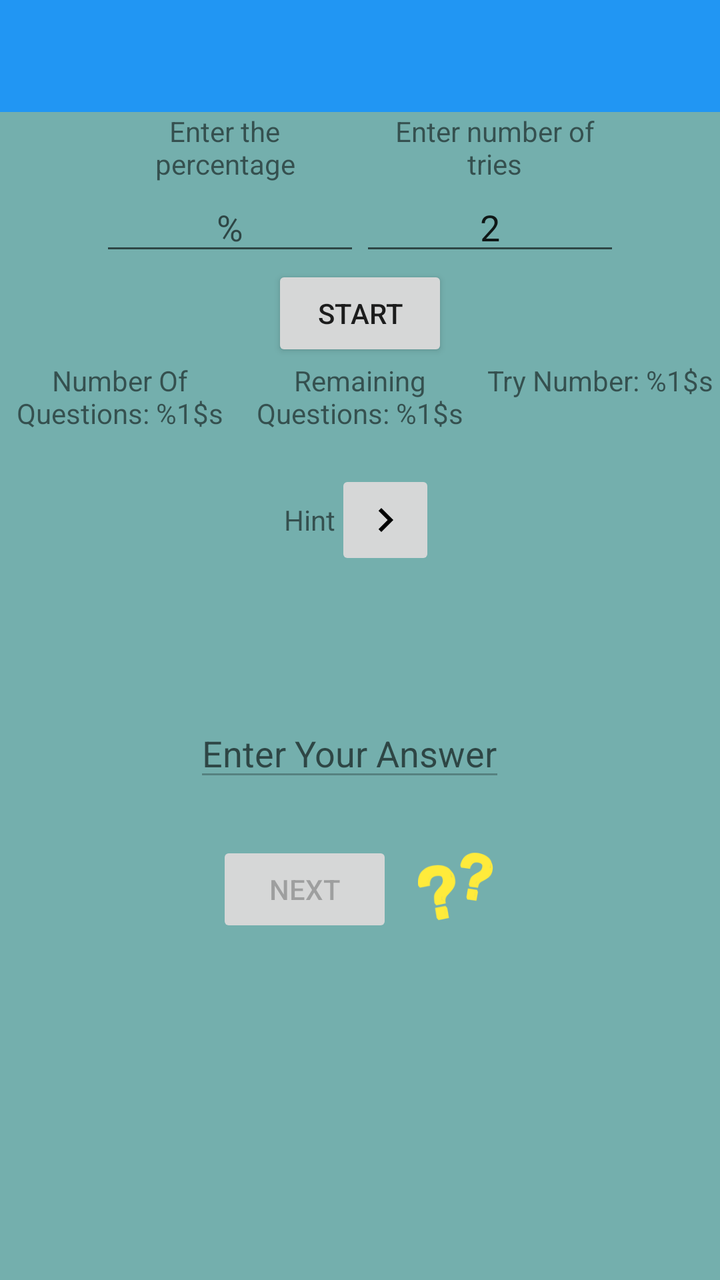
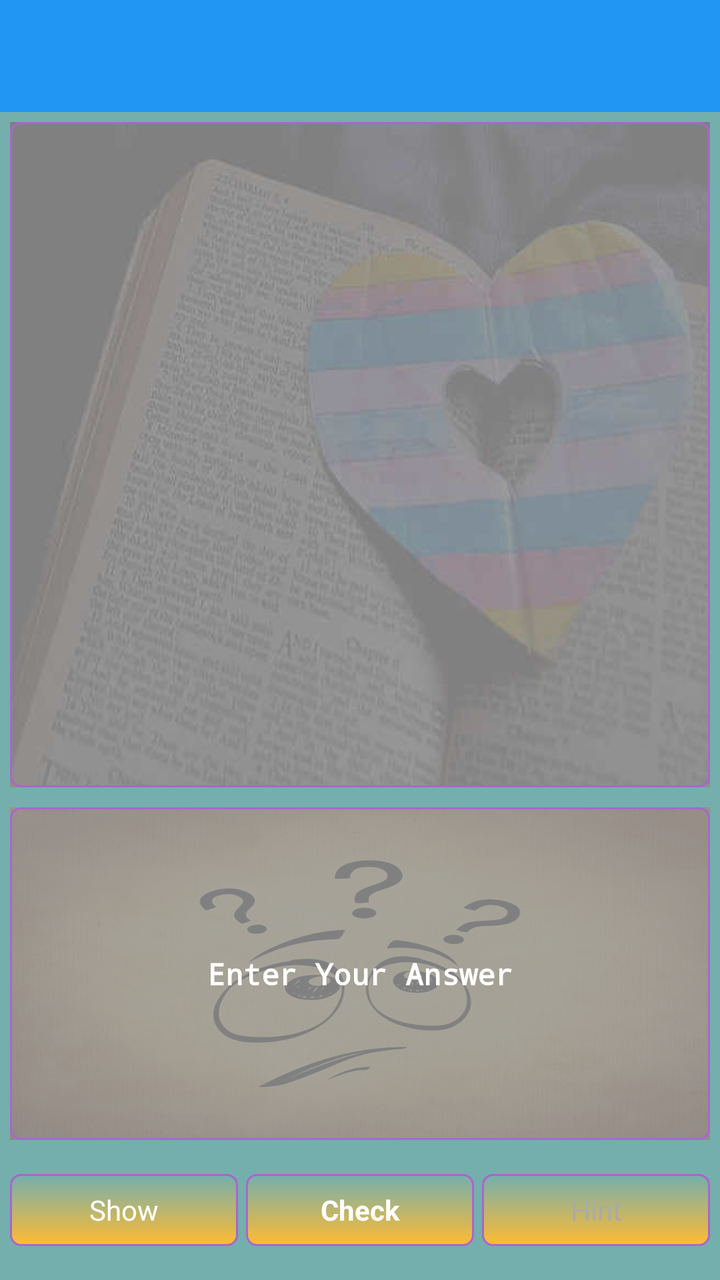

Before-and-after screenshots of an Android layout around one commit, followed by the original layout XML and the change that was made.
<!-- AndroidManifest.xml: application theme AppTheme -->
<!-- res/layout/activity_test.xml -->
<?xml version="1.0" encoding="utf-8"?>
<LinearLayout xmlns:android="http://schemas.android.com/apk/res/android"
    android:layout_width="match_parent"
    android:layout_height="match_parent"
    android:orientation="vertical"
    android:background="#74AFAD">

    <android.support.v7.widget.Toolbar xmlns:app="http://schemas.android.com/apk/res-auto"
        android:id="@+id/toolbar"
        android:layout_width="fill_parent"
        android:layout_height="?attr/actionBarSize"
        android:background="?attr/colorPrimary"
        android:minHeight="?attr/actionBarSize" />

    <ScrollView
        android:layout_width="match_parent"
        android:layout_height="match_parent">


        <LinearLayout
            android:layout_width="match_parent"
            android:layout_height="wrap_content"
            android:orientation="vertical"
            >

                <TableLayout
                    android:layout_width="match_parent"
                    android:layout_height="wrap_content"
                    android:layout_gravity="center"
                    android:layout_marginLeft="50dp"
                    android:layout_marginRight="50dp">

                    <TableRow
                        android:layout_width="match_parent"
                        android:layout_height="match_parent">

                        <TextView
                            android:layout_width="0dp"
                            android:layout_height="wrap_content"
                            android:layout_marginRight="10dp"
                            android:layout_weight="1"
                            android:gravity="center"
                            android:text="@string/enter_percentage" />

                        <TextView
                            android:layout_width="0dp"
                            android:layout_height="wrap_content"
                            android:layout_weight="1"
                            android:gravity="center"
                            android:text="@string/enter_tries_number" />
                    </TableRow>

                    <TableRow
                        android:layout_width="match_parent"
                        android:layout_height="match_parent">

                        <EditText
                            android:id="@+id/enter_percent"
                            android:layout_width="0dp"
                            android:layout_height="wrap_content"
                            android:layout_weight="1"
                            android:gravity="center"
                            android:hint="@string/from_entries"
                            android:numeric="decimal"
                            android:imeOptions="flagNoExtractUi"/>

                        <EditText
                            android:id="@+id/enter_tries"
                            android:layout_width="0dp"
                            android:layout_height="wrap_content"
                            android:layout_weight="1"
                            android:gravity="center"
                            android:numeric="integer"
                            android:text="@string/default_number_of_tries"
                            android:imeOptions="flagNoExtractUi"/>
                    </TableRow>

                </TableLayout>




            <LinearLayout
                android:layout_width="wrap_content"
                android:layout_height="wrap_content"
                android:layout_gravity="center"
                android:orientation="horizontal">

            </LinearLayout>

            <Button
                android:id="@+id/start"
                android:layout_width="wrap_content"
                android:layout_height="wrap_content"
                android:layout_gravity="center"
                android:text="@string/start" />

            <TableLayout
                android:layout_width="match_parent"
                android:layout_height="wrap_content"
                android:layout_gravity="center">

                <TableRow
                    android:layout_width="match_parent"
                    android:layout_height="match_parent">

                    <TextView
                        android:layout_width="0dp"
                        android:layout_height="wrap_content"
                        android:layout_weight="1"
                        android:gravity="center"
                        android:text="@string/number_of_questions" />

                    <TextView
                        android:layout_width="0dp"
                        android:layout_height="wrap_content"
                        android:layout_weight="1"
                        android:gravity="center"
                        android:text="@string/remaining_questions" />

                    <TextView
                        android:layout_width="0dp"
                        android:layout_height="wrap_content"
                        android:layout_weight="1"
                        android:gravity="center"
                        android:text="@string/try_number" />
                </TableRow>

                <TableRow
                    android:layout_width="match_parent"
                    android:layout_height="match_parent">

                    <TextView
                        android:id="@+id/number_of_questions"
                        android:layout_width="0dp"
                        android:layout_height="wrap_content"
                        android:layout_gravity="center"
                        android:layout_weight="1"
                        android:gravity="center"
                        android:textColor="#FF0000" />

                    <TextView
                        android:id="@+id/remaining_question_counter"
                        android:layout_width="0dp"
                        android:layout_height="wrap_content"
                        android:layout_gravity="center"
                        android:layout_weight="1"
                        android:gravity="center"
                        android:textColor="#FF0000" />

                    <TextView
                        android:id="@+id/trys"
                        android:layout_width="0dp"
                        android:layout_height="wrap_content"
                        android:layout_gravity="center"
                        android:layout_weight="1"
                        android:gravity="center"
                        android:textColor="#FF0000" />

                </TableRow>

            </TableLayout>

            <TableLayout
                android:layout_width="match_parent"
                android:layout_height="wrap_content"
                android:layout_gravity="center">

                <TableRow
                    android:id="@+id/hint_table_row"
                    android:layout_width="match_parent"
                    android:layout_height="match_parent"
                    android:layout_gravity="center"
                    android:gravity="center">

                    <TextView
                        android:layout_width="match_parent"
                        android:layout_height="wrap_content"
                        android:layout_gravity="center"
                        android:gravity="center"
                        android:text="@string/hint" />
                    <ImageButton
                        android:id="@+id/next_hint"
                        android:layout_width="50dp"
                        android:layout_height="50dp"
                        android:src="@drawable/ic_navigate_next_black_24dp"
                        android:enabled="false"/>
                </TableRow>

                <TableRow
                    android:layout_width="match_parent"
                    android:layout_height="match_parent"
                    android:layout_gravity="center"
                    android:gravity="center">

                    <TextView
                        android:id="@+id/hint_if_there_is_more_than_one_answer"
                        android:layout_width="match_parent"
                        android:layout_height="wrap_content"
                        android:layout_gravity="center"
                        android:gravity="center" />


                </TableRow>

            </TableLayout>
            

            <LinearLayout
                android:layout_width="match_parent"
                android:layout_height="wrap_content"
                android:layout_gravity="center"
                android:orientation="vertical">

                

                <TextView
                    android:id="@+id/display_question"
                    android:layout_width="match_parent"
                    android:layout_height="wrap_content"
                    android:layout_marginTop="10dp"
                    android:gravity="center"
                    android:minLines="1"
                    android:scrollbarAlwaysDrawVerticalTrack="true"
                    android:textSize="30sp" />


            </LinearLayout>

            

            <LinearLayout
                android:layout_width="wrap_content"
                android:layout_height="wrap_content"
                android:layout_gravity="center"
                android:orientation="horizontal"
                android:layout_marginBottom="25dp">

                <EditText
                    android:id="@+id/enter_answer"
                    android:layout_width="wrap_content"
                    android:layout_height="wrap_content"
                    android:layout_gravity="center"
                    android:layout_marginRight="10dp"
                    android:hint="@string/enter_your_answer"
                    android:minLines="1"
                    android:enabled="false"
                    android:scrollbarAlwaysDrawVerticalTrack="true"
                    android:imeOptions="flagNoExtractUi"
                    android:inputType="textNoSuggestions|textMultiLine"/>

                

            </LinearLayout>

            <LinearLayout
                android:layout_width="wrap_content"
                android:layout_height="wrap_content"
                android:layout_gravity="center"
                android:orientation="horizontal">

                <Button
                    android:id="@+id/next"
                    android:layout_width="wrap_content"
                    android:layout_height="wrap_content"
                    android:layout_gravity="center"
                    android:layout_marginEnd="10dp"
                    android:layout_marginRight="10dp"
                    android:enabled="false"
                    android:text="@string/next" />
                <ImageView
                    android:id="@+id/image_result"
                    android:layout_width="45dp"
                    android:layout_height="45dp"
                    android:layout_gravity="center"
                    android:src="@drawable/ic_question_marks" />
            </LinearLayout>

        </LinearLayout>
    </ScrollView>

</LinearLayout>
<!-- resources referenced by this layout -->
<resources>
  <!-- drawable ic_navigate_next_black_24dp: png bitmap (drawable-hdpi, 128 bytes) -->
  <!-- drawable ic_question_marks: png bitmap (drawable-hdpi, 3010 bytes) -->
  <string name="default_number_of_tries">2</string>
  <string name="enter_percentage">Enter the percentage</string>
  <string name="enter_tries_number">Enter number of tries</string>
  <string name="enter_your_answer">Enter Your Answer</string>
  <string name="from_entries">%</string>
  <string name="hint">Hint</string>
  <string name="next">Next</string>
  <string name="number_of_questions">Number Of Questions: %1$s</string>
  <string name="remaining_questions">Remaining Questions: %1$s</string>
  <string name="start">Start</string>
  <string name="try_number">Try Number: %1$s</string>
  <style name="AppTheme" parent="MyTheme.Base">
      </style>
  <style name="MyTheme.Base" parent="Theme.AppCompat.Light.DarkActionBar">
          <item name="windowNoTitle">true</item>
          <item name="windowActionBar">false</item>
          <item name="colorPrimary">#2196F3</item>
          <item name="colorPrimaryDark">#1976D2</item>
          <item name="colorAccent">#FF4081</item>
      </style>
</resources>

<!-- the commit's change to res/layout/activity_test.xml (unified diff, before → after) -->
@@ -2,281 +2,180 @@
 <LinearLayout xmlns:android="http://schemas.android.com/apk/res/android"
     android:layout_width="match_parent"
     android:layout_height="match_parent"
-    android:orientation="vertical"
-    android:background="#74AFAD">
+    android:background="#74AFAD"
+    android:orientation="vertical">
 
     <android.support.v7.widget.Toolbar xmlns:app="http://schemas.android.com/apk/res-auto"
         android:id="@+id/toolbar"
         android:layout_width="fill_parent"
         android:layout_height="?attr/actionBarSize"
         android:background="?attr/colorPrimary"
-        android:minHeight="?attr/actionBarSize" />
-
-    <ScrollView
-        android:layout_width="match_parent"
-        android:layout_height="match_parent">
-
+        android:minHeight="?attr/actionBarSize">
 
         <LinearLayout
             android:layout_width="match_parent"
             android:layout_height="wrap_content"
-            android:orientation="vertical"
-            >
+            android:weightSum="4">
 
-                <TableLayout
-                    android:layout_width="match_parent"
+            <LinearLayout
+                android:layout_width="0dp"
+                android:layout_height="wrap_content"
+                android:layout_weight="3">
+
+
+                <TextView
+                    android:id="@+id/number_of_questions"
+                    android:layout_width="0dp"
                     android:layout_height="wrap_content"
                     android:layout_gravity="center"
-                    android:layout_marginLeft="50dp"
-                    android:layout_marginRight="50dp">
+                    android:layout_weight="1"
+                    android:gravity="center"
+                    android:textColor="#FF0000" />
 
-                    <TableRow
-                        android:layout_width="match_parent"
-                        android:layout_height="match_parent">
+                <TextView
+                    android:id="@+id/remaining_question_counter"
+                    android:layout_width="0dp"
+                    android:layout_height="wrap_content"
+                    android:layout_gravity="center"
+                    android:layout_weight="1"
+                    android:gravity="center"
+                    android:textColor="#FF0000" />
 
-                        <TextView
-                            android:layout_width="0dp"
-                            android:layout_height="wrap_content"
-                            android:layout_marginRight="10dp"
-                            android:layout_weight="1"
-                            android:gravity="center"
-                            android:text="@string/enter_percentage" />
+                <TextView
+                    android:id="@+id/trys"
+                    android:layout_width="0dp"
+                    android:layout_height="wrap_content"
+                    android:layout_gravity="center"
+                    android:layout_weight="1"
+                    android:gravity="center"
+                    android:textColor="#FF0000" />
 
-                        <TextView
-                            android:layout_width="0dp"
-                            android:layout_height="wrap_content"
-                            android:layout_weight="1"
-                            android:gravity="center"
-                            android:text="@string/enter_tries_number" />
-                    </TableRow>
+            </LinearLayout>
+            <LinearLayout
+                android:layout_width="0dp"
+                android:layout_height="wrap_content"
+                android:layout_weight="1"></LinearLayout>
+        </LinearLayout>
 
-                    <TableRow
-                        android:layout_width="match_parent"
-                        android:layout_height="match_parent">
+    </android.support.v7.widget.Toolbar>
 
-                        <EditText
-                            android:id="@+id/enter_percent"
-                            android:layout_width="0dp"
-                            android:layout_height="wrap_content"
-                            android:layout_weight="1"
-                            android:gravity="center"
-                            android:hint="@string/from_entries"
-                            android:numeric="decimal"
-                            android:imeOptions="flagNoExtractUi"/>
+    
 
-                        <EditText
-                            android:id="@+id/enter_tries"
-                            android:layout_width="0dp"
-                            android:layout_height="wrap_content"
-                            android:layout_weight="1"
-                            android:gravity="center"
-                            android:numeric="integer"
-                            android:text="@string/default_number_of_tries"
-                            android:imeOptions="flagNoExtractUi"/>
-                    </TableRow>
+    <LinearLayout
+        android:id="@+id/container"
+        android:layout_width="match_parent"
+        android:layout_height="match_parent"
+        android:orientation="vertical"
+        android:weightSum="3">
 
-                </TableLayout>
+        <LinearLayout
+            android:id="@+id/question_linearlayout"
+            android:layout_width="match_parent"
+            android:layout_height="0dp"
+            android:layout_margin="5dp"
+            android:layout_weight="2"
+            android:background="@drawable/book_heart1">
+
+            <TextView
+                android:id="@+id/display_question"
+                android:layout_width="match_parent"
+                android:layout_height="match_parent"
+                android:background="@drawable/text_bordered_transperant"
+                android:gravity="center"
+                android:minLines="1"
+                android:padding="5dp"
+                android:scrollbarAlwaysDrawVerticalTrack="true"
+                android:scrollbars="vertical"
+                android:textColor="#FFFFFF"
+                android:textColorHint="#FFFFFF"
+                android:textSize="15sp"
+                android:textStyle="bold"
+                android:typeface="monospace" />
+        </LinearLayout>
+
+        <LinearLayout
+            android:id="@+id/result"
+            android:layout_width="match_parent"
+            android:layout_height="0dp"
+            android:layout_margin="5dp"
+            android:layout_weight="1"
+            android:background="@drawable/smiley_question_marks1">
+
+            <EditText
+                android:id="@+id/enter_answer"
+                android:layout_width="match_parent"
+                android:layout_height="match_parent"
+                android:layout_gravity="center"
+                android:background="@drawable/text_bordered_transperant"
+                android:enabled="true"
+                android:gravity="center"
+                android:hint="@string/enter_your_answer"
+                android:imeOptions="flagNoExtractUi"
+                android:inputType="textNoSuggestions|textMultiLine"
+                android:minLines="1"
+                android:padding="5dp"
+                android:scrollbarAlwaysDrawVerticalTrack="true"
+                android:textColor="#FFFFFF"
+                android:textColorHint="#FFFFFF"
+                android:textSize="15sp"
+                android:textStyle="bold"
+                android:typeface="monospace" />
+        </LinearLayout>
+
+        <LinearLayout
+            android:layout_width="match_parent"
+            android:layout_height="40dp"
+            android:layout_marginTop="10dp"
+            android:layout_marginBottom="15dp"
+            android:layout_marginRight="5dp"
+            android:layout_marginLeft="5dp">
+
+            <TextView
+                android:id="@+id/show_actionbar"
+                android:layout_width="0dp"
+                android:layout_height="match_parent"
+                android:layout_weight="1"
+                android:gravity="center"
+                android:text="@string/show"
+                android:textColor="@android:color/white"
+                android:background="@drawable/text_bordered_colored"
+                android:padding="2dp"
+                android:layout_marginTop="2dp"
+                android:layout_marginRight="2dp"
+                android:layout_marginBottom="2dp"/>
+
+            <TextView
+                android:id="@+id/check"
+                android:layout_width="0dp"
+                android:layout_height="match_parent"
+                android:layout_weight="1"
+                android:textColor="@android:color/white"
+                android:enabled="true"
+                android:text="@string/check"
+                android:textStyle="bold"
+                android:gravity="center"
+                android:background="@drawable/text_bordered_colored"
+                android:padding="2dp"
+                android:layout_margin="2dp"/>
 
 
+            <TextView
+                android:id="@+id/next_hint"
+                android:layout_width="0dp"
+                android:layout_height="match_parent"
+                android:layout_weight="1"
+                android:textColor="@drawable/textview_enabled_disabled_selector"
+                android:enabled="false"
+                android:text="@string/hint"
+                android:gravity="center"
+                android:background="@drawable/text_bordered_colored"
+                android:padding="2dp"
+                android:layout_marginTop="2dp"
+                android:layout_marginLeft="2dp"
+                android:layout_marginBottom="2dp"
+                />
+        </LinearLayout>
 
-
-            <LinearLayout
-                android:layout_width="wrap_content"
-                android:layout_height="wrap_content"
-                android:layout_gravity="center"
-                android:orientation="horizontal">
-
-            </LinearLayout>
-
-            <Button
-                android:id="@+id/start"
-                android:layout_width="wrap_content"
-                android:layout_height="wrap_content"
-                android:layout_gravity="center"
-                android:text="@string/start" />
-
-            <TableLayout
-                android:layout_width="match_parent"
-                android:layout_height="wrap_content"
-                android:layout_gravity="center">
-
-                <TableRow
-                    android:layout_width="match_parent"
-                    android:layout_height="match_parent">
-
-                    <TextView
-                        android:layout_width="0dp"
-                        android:layout_height="wrap_content"
-                        android:layout_weight="1"
-                        android:gravity="center"
-                        android:text="@string/number_of_questions" />
-
-                    <TextView
-                        android:layout_width="0dp"
-                        android:layout_height="wrap_content"
-                        android:layout_weight="1"
-                        android:gravity="center"
-                        android:text="@string/remaining_questions" />
-
-                    <TextView
-                        android:layout_width="0dp"
-                        android:layout_height="wrap_content"
-                        android:layout_weight="1"
-                        android:gravity="center"
-                        android:text="@string/try_number" />
-                </TableRow>
-
-                <TableRow
-                    android:layout_width="match_parent"
-                    android:layout_height="match_parent">
-
-                    <TextView
-                        android:id="@+id/number_of_questions"
-                        android:layout_width="0dp"
-                        android:layout_height="wrap_content"
-                        android:layout_gravity="center"
-                        android:layout_weight="1"
-                        android:gravity="center"
-                        android:textColor="#FF0000" />
-
-                    <TextView
-                        android:id="@+id/remaining_question_counter"
-                        android:layout_width="0dp"
-                        android:layout_height="wrap_content"
-                        android:layout_gravity="center"
-                        android:layout_weight="1"
-                        android:gravity="center"
-                        android:textColor="#FF0000" />
-
-                    <TextView
-                        android:id="@+id/trys"
-                        android:layout_width="0dp"
-                        android:layout_height="wrap_content"
-                        android:layout_gravity="center"
-                        android:layout_weight="1"
-                        android:gravity="center"
-                        android:textColor="#FF0000" />
-
-                </TableRow>
-
-            </TableLayout>
-
-            <TableLayout
-                android:layout_width="match_parent"
-                android:layout_height="wrap_content"
-                android:layout_gravity="center">
-
-                <TableRow
-                    android:id="@+id/hint_table_row"
-                    android:layout_width="match_parent"
-                    android:layout_height="match_parent"
-                    android:layout_gravity="center"
-                    android:gravity="center">
-
-                    <TextView
-                        android:layout_width="match_parent"
-                        android:layout_height="wrap_content"
-                        android:layout_gravity="center"
-                        android:gravity="center"
-                        android:text="@string/hint" />
-                    <ImageButton
-                        android:id="@+id/next_hint"
-                        android:layout_width="50dp"
-                        android:layout_height="50dp"
-                        android:src="@drawable/ic_navigate_next_black_24dp"
-                        android:enabled="false"/>
-                </TableRow>
-
-                <TableRow
-                    android:layout_width="match_parent"
-                    android:layout_height="match_parent"
-                    android:layout_gravity="center"
-                    android:gravity="center">
-
-                    <TextView
-                        android:id="@+id/hint_if_there_is_more_than_one_answer"
-                        android:layout_width="match_parent"
-                        android:layout_height="wrap_content"
-                        android:layout_gravity="center"
-                        android:gravity="center" />
-
-
-                </TableRow>
-
-            </TableLayout>
-            
-
-            <LinearLayout
-                android:layout_width="match_parent"
-                android:layout_height="wrap_content"
-                android:layout_gravity="center"
-                android:orientation="vertical">
-
-                
-
-                <TextView
-                    android:id="@+id/display_question"
-                    android:layout_width="match_parent"
-                    android:layout_height="wrap_content"
-                    android:layout_marginTop="10dp"
-                    android:gravity="center"
-                    android:minLines="1"
-                    android:scrollbarAlwaysDrawVerticalTrack="true"
-                    android:textSize="30sp" />
-
-
-            </LinearLayout>
-
-            
-
-            <LinearLayout
-                android:layout_width="wrap_content"
-                android:layout_height="wrap_content"
-                android:layout_gravity="center"
-                android:orientation="horizontal"
-                android:layout_marginBottom="25dp">
-
-                <EditText
-                    android:id="@+id/enter_answer"
-                    android:layout_width="wrap_content"
-                    android:layout_height="wrap_content"
-                    android:layout_gravity="center"
-                    android:layout_marginRight="10dp"
-                    android:hint="@string/enter_your_answer"
-                    android:minLines="1"
-                    android:enabled="false"
-                    android:scrollbarAlwaysDrawVerticalTrack="true"
-                    android:imeOptions="flagNoExtractUi"
-                    android:inputType="textNoSuggestions|textMultiLine"/>
-
-                
-
-            </LinearLayout>
-
-            <LinearLayout
-                android:layout_width="wrap_content"
-                android:layout_height="wrap_content"
-                android:layout_gravity="center"
-                android:orientation="horizontal">
-
-                <Button
-                    android:id="@+id/next"
-                    android:layout_width="wrap_content"
-                    android:layout_height="wrap_content"
-                    android:layout_gravity="center"
-                    android:layout_marginEnd="10dp"
-                    android:layout_marginRight="10dp"
-                    android:enabled="false"
-                    android:text="@string/next" />
-                <ImageView
-                    android:id="@+id/image_result"
-                    android:layout_width="45dp"
-                    android:layout_height="45dp"
-                    android:layout_gravity="center"
-                    android:src="@drawable/ic_question_marks" />
-            </LinearLayout>
-
-        </LinearLayout>
-    </ScrollView>
-
+    </LinearLayout>
+    
 </LinearLayout>
<!-- resource entries referenced after the edit -->
@@ -1,18 +1,43 @@
 <!-- resources referenced by this layout -->
 <resources>
-  <!-- drawable ic_navigate_next_black_24dp: png bitmap (drawable-hdpi, 128 bytes) -->
-  <!-- drawable ic_question_marks: png bitmap (drawable-hdpi, 3010 bytes) -->
-  <string name="default_number_of_tries">2</string>
-  <string name="enter_percentage">Enter the percentage</string>
-  <string name="enter_tries_number">Enter number of tries</string>
+  <!-- drawable book_heart1: jpg bitmap (drawable, 13741 bytes) -->
+  <!-- drawable smiley_question_marks1: png bitmap (drawable, 406105 bytes) -->
+  <!-- drawable text_bordered_colored (drawable) -->
+  <shape xmlns:android="http://schemas.android.com/apk/res/android"
+  android:thickness="0dp"
+  android:shape="rectangle">
+  <stroke android:width="1dp"
+      android:color="@android:color/holo_purple"/>
+  <corners android:radius="5dp" />
+  <gradient
+      android:startColor="#74AFAD"
+      android:endColor="@android:color/holo_orange_light"
+      android:type="linear"
+      android:angle="270"/>
+  </shape>
+  <!-- drawable text_bordered_transperant (drawable) -->
+  <shape xmlns:android="http://schemas.android.com/apk/res/android"
+      android:thickness="0dp"
+      android:shape="rectangle">
+      <stroke android:width="1dp"
+          android:color="@android:color/holo_purple"/>
+      <corners android:radius="5dp" />
+      <gradient
+          android:startColor="@android:color/transparent"
+          android:endColor="@android:color/transparent"
+          android:type="linear"
+          android:angle="270"/>
+  </shape>
+  <!-- drawable textview_enabled_disabled_selector (drawable) -->
+  <?xml version="1.0" encoding="utf-8"?>
+  <selector xmlns:android="http://schemas.android.com/apk/res/android">
+      <item android:state_enabled="false" android:color="@android:color/darker_gray" />
+      <item android:state_enabled="true" android:color="@android:color/white"/>
+  </selector>
+  <string name="check">Check</string>
   <string name="enter_your_answer">Enter Your Answer</string>
-  <string name="from_entries">%</string>
   <string name="hint">Hint</string>
-  <string name="next">Next</string>
-  <string name="number_of_questions">Number Of Questions: %1$s</string>
-  <string name="remaining_questions">Remaining Questions: %1$s</string>
-  <string name="start">Start</string>
-  <string name="try_number">Try Number: %1$s</string>
+  <string name="show">Show</string>
   <style name="AppTheme" parent="MyTheme.Base">
       </style>
   <style name="MyTheme.Base" parent="Theme.AppCompat.Light.DarkActionBar">
